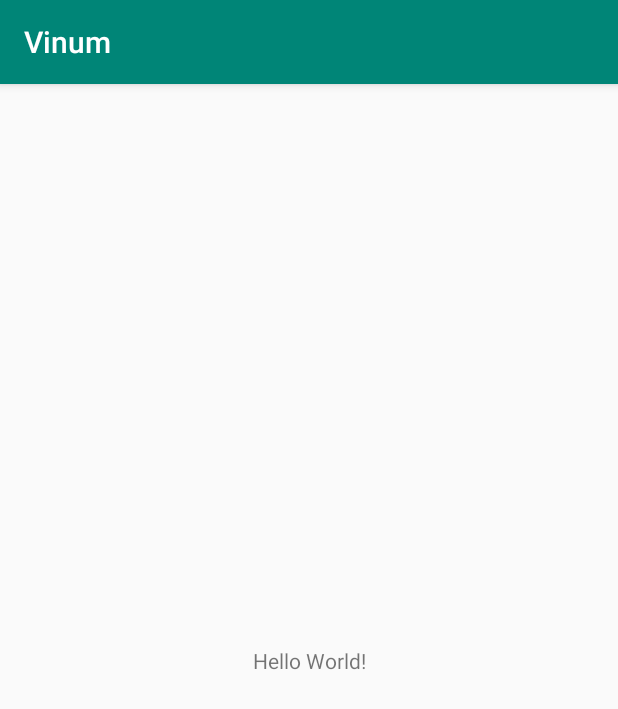
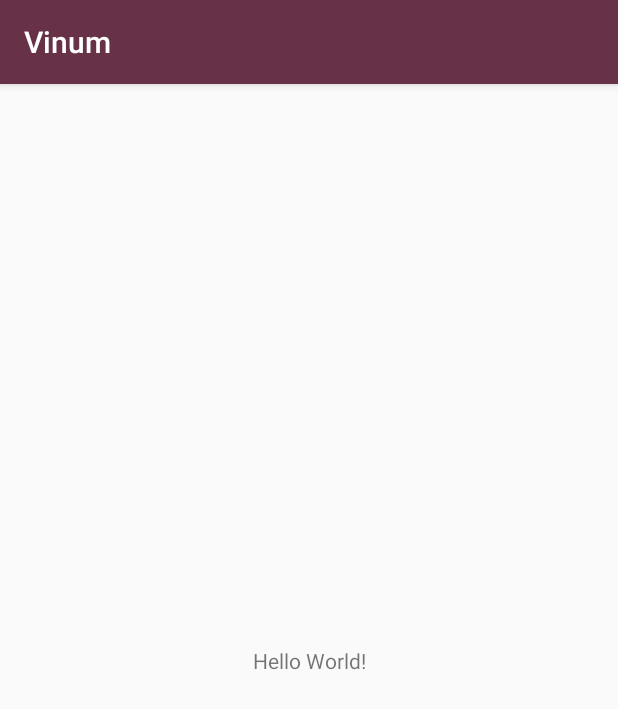
Before and after one commit to ciceiOSAndroid/Vinum, an Android app: the screen it shows after launch (MainActivity), on a phone screen of 412 x 824 dp. Shown: the top 709 px of the screen. Run offline under Robolectric (Android 15) with nearby library versions, the phone set to English and light mode, and no system bars.

```diff
--- a/app/build.gradle
+++ b/app/build.gradle
@@ -24,7 +24,7 @@ android {
 
 dependencies {
     implementation fileTree(dir: 'libs', include: ['*.jar'])
-    implementation"org.jetbrains.kotlin:kotlin-stdlib-jdk7:$kotlin_version"
+    implementation "org.jetbrains.kotlin:kotlin-stdlib-jdk7:$kotlin_version"
     implementation 'com.android.support:appcompat-v7:28.0.0'
     implementation 'com.android.support.constraint:constraint-layout:1.1.3'
     testImplementation 'junit:junit:4.12'
--- a/app/src/main/AndroidManifest.xml
+++ b/app/src/main/AndroidManifest.xml
@@ -16,6 +16,8 @@
                 <category android:name="android.intent.category.LAUNCHER"/>
             </intent-filter>
         </activity>
+        <activity android:name=".CameraVinumActivity">
+        </activity>
     </application>
 
 </manifest>
--- a/app/src/main/res/values/colors.xml
+++ b/app/src/main/res/values/colors.xml
@@ -1,6 +1,7 @@
 <?xml version="1.0" encoding="utf-8"?>
 <resources>
-    <color name="colorPrimary">#008577</color>
-    <color name="colorPrimaryDark">#00574B</color>
-    <color name="colorAccent">#D81B60</color>
+    <color name="colorPrimary">#673147</color>
+    <color name="colorPrimaryDark">#793651</color>
+    <color name="colorAccent">#d81b60</color>
+    <color name="fondo">#fff8dc</color>
 </resources>
```
Also changed, not shown: app/src/main/java/com/m600/alumnos/cice/vinum/CameraVinumActivity.kt (added, +12 -0 lines), app/src/main/res/layout/activity_camera_vinum.xml (added, +10 -0 lines), app/src/main/res/drawable/fotovinocamera.png (added).
